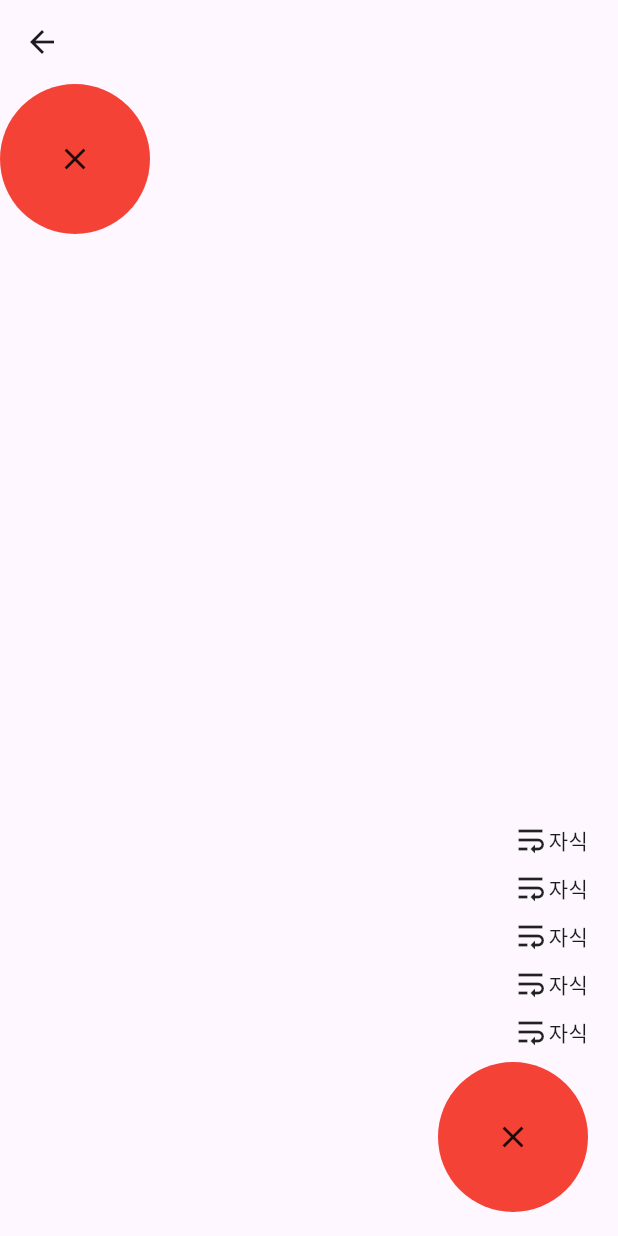
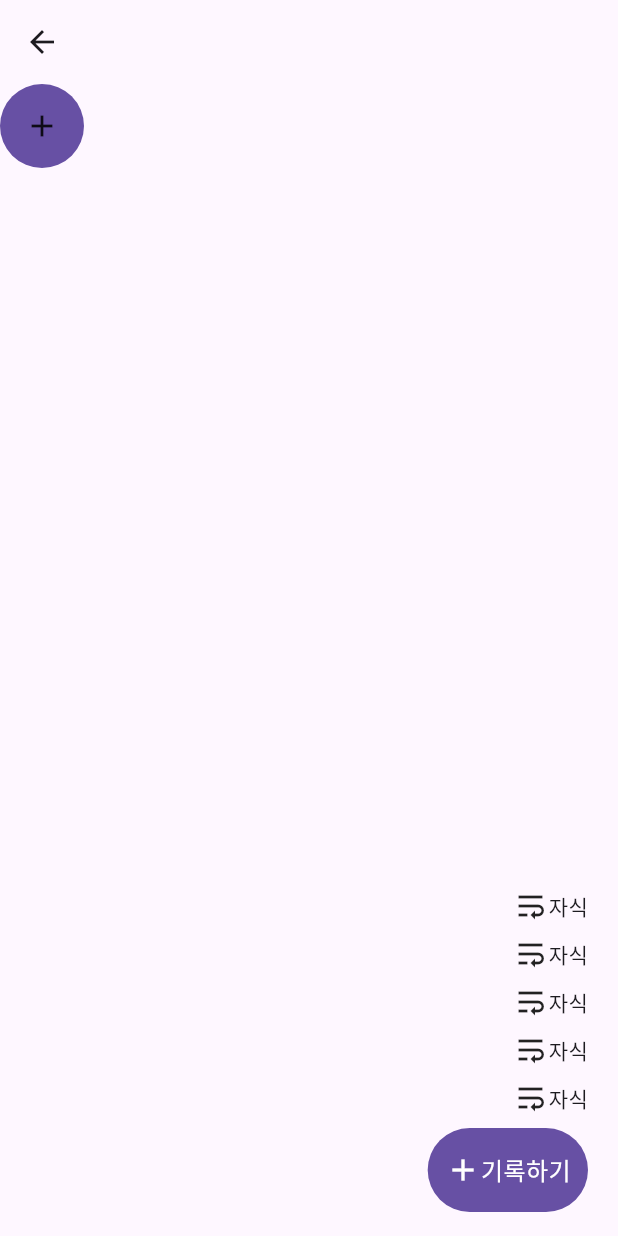
Before and after one commit to Leonamin/shrew_kit, a Flutter app: the ExpandableFabView screen opened by its route, after a tap on "기록하기", on a phone screen of 412 x 824 dp. Run offline on Flutter 3.47's test engine with Material 2 defaults, Android fonts, the phone set to English and light mode, and no system bars; our stand-ins replace calendar_view, flutter_svg, go_router, logger, table_calendar; missing offline and left inert: calendar_day_view, flutter_week_view.

Commit message:
# ADD - 애니메이션 버튼

```diff
--- a/lib/view/anime/component/animated_button.dart
+++ b/lib/view/anime/component/animated_button.dart
@@ -1,86 +1,228 @@
-import 'dart:math';
-
 import 'package:flutter/material.dart';
+import 'package:shrew_kit/util/widget_util.dart';
 
 class AnimatedToggleButton extends StatefulWidget {
   const AnimatedToggleButton({
     super.key,
     required this.on,
-    required this.child,
     this.duration = const Duration(milliseconds: 300),
+    this.curve = Curves.fastOutSlowIn,
+    this.iconSize = 24,
+    this.openIcon = Icons.add,
+    this.closeIcon = Icons.close,
+    this.openLabel,
+    this.closeLabel,
+    this.openLabelStyle,
+    this.closeLabelStyle,
+    this.openColor,
+    this.closeColor,
+    this.openIconColor,
+    this.closeIconColor,
+    this.openPadding = const EdgeInsets.all(0),
+    this.closePadding = const EdgeInsets.all(0),
+    this.openMargin = const EdgeInsets.all(0),
+    this.closeMargin = const EdgeInsets.all(0),
   });
-  final Widget child;
+
   final bool on;
   final Duration duration;
+  final Curve curve;
+
+  final double iconSize;
+
+  final IconData openIcon;
+  final IconData closeIcon;
+  final String? openLabel;
+  final String? closeLabel;
+  final TextStyle? openLabelStyle;
+  final TextStyle? closeLabelStyle;
+  final Color? openColor;
+  final Color? closeColor;
+  final Color? openIconColor;
+  final Color? closeIconColor;
+  final EdgeInsets openPadding;
+  final EdgeInsets closePadding;
+  final EdgeInsets openMargin;
+  final EdgeInsets closeMargin;
 
   @override
   State<AnimatedToggleButton> createState() => _AnimatedToggleButtonState();
 }
 
 class _AnimatedToggleButtonState extends State<AnimatedToggleButton> {
+  late final Color openColor =
+      widget.openColor ?? Theme.of(context).colorScheme.primary;
+  late final Color closeColor = widget.closeColor ?? Colors.white;
+
+  late final TextStyle openLabelStyle = widget.openLabelStyle ??
+      const TextStyle(
+        fontSize: 16,
+        fontWeight: FontWeight.w500,
+      );
+
+  late final TextStyle closeLabelStyle = widget.closeLabelStyle ??
+      const TextStyle(
+        fontSize: 16,
+        fontWeight: FontWeight.w500,
+      );
+
+  late Size openSize;
+  late Size closeSize;
+
+  Color get color => widget.on ? openColor : closeColor;
+  double get borderRadius => widget.on ? openSize.width : closeSize.width;
+  double get width => widget.on ? openSize.width : closeSize.width;
+  double get height => widget.on ? openSize.height : closeSize.height;
+
+  double get openOpacity => widget.on ? 1 : 0;
+  double get closeOpacity => widget.on ? 0 : 1;
+
+  @override
+  void initState() {
+    super.initState();
+  }
+
+  @override
+  void didChangeDependencies() {
+    super.didChangeDependencies();
+    double openTextWidth = 0;
+    double closeTextWidth = 0;
+    double openTextHeight = 0;
+    double closeTextHeight = 0;
+
+    if (widget.openLabel != null) {
+      openTextWidth = WidgetUtil.getTextWidth(
+        text: widget.openLabel!,
+        style: openLabelStyle,
+      );
+      openTextHeight = WidgetUtil.getTextHeight(
+        text: widget.openLabel!,
+        style: openLabelStyle,
+        screenWidth: MediaQuery.of(context).size.width,
+      );
+    }
+
+    var openWidth = openTextWidth +
+        widget.iconSize +
+        widget.openPadding.horizontal +
+        widget.openMargin.horizontal +
+        4;
+    var openHeight = openTextHeight +
+        widget.openPadding.vertical +
+        widget.openMargin.vertical;
+
+    if (openWidth < 56) {
+      openWidth = 56;
+    }
+    if (openHeight < 56) {
+      openHeight = 56;
+    }
+
+    openSize = Size(openWidth, openHeight);
+
+    if (widget.closeLabel != null) {
+      closeTextWidth = WidgetUtil.getTextWidth(
+        text: widget.closeLabel!,
+        style: closeLabelStyle,
+      );
+      closeTextHeight = WidgetUtil.getTextHeight(
+        text: widget.closeLabel!,
+        style: closeLabelStyle,
+        screenWidth: MediaQuery.of(context).size.width,
+      );
+    }
+
+    var closeWidth = closeTextWidth +
+        widget.iconSize +
+        widget.closePadding.horizontal +
+        widget.closeMargin.horizontal +
+        4;
+    var closeHeight = closeTextHeight +
+        widget.closePadding.vertical +
+        widget.closeMargin.vertical;
+    if (closeWidth < 56) {
+      closeWidth = 56;
+    }
+    if (closeHeight < 56) {
+      closeHeight = 56;
+    }
+
+    closeSize = Size(closeWidth, closeHeight);
+  }
+
   @override
   Widget build(BuildContext context) {
     return AnimatedContainer(
       decoration: BoxDecoration(
-        color: widget.on ? Colors.red : Colors.blue,
-        borderRadius:
-            widget.on ? BorderRadius.circular(100) : BorderRadius.circular(100),
+        color: color,
+        borderRadius: BorderRadius.circular(borderRadius),
       ),
-      width: widget.on ? 100.0 : 200.0,
-      height: widget.on ? 100.0 : 50.0,
+      constraints: const BoxConstraints(minHeight: 56, minWidth: 56),
+      width: width,
+      height: height,
+      padding: widget.on ? widget.openPadding : widget.closePadding,
+      margin: widget.on ? widget.openMargin : widget.closeMargin,
       alignment: widget.on ? Alignment.center : AlignmentDirectional.topCenter,
       duration: widget.duration,
-      curve: Curves.fastOutSlowIn,
+      curve: widget.curve,
       child: Center(
         child: Stack(
           children: [
             Positioned.fill(
-              child: AnimatedRotation(
-                turns: pi * (widget.on ? 0 : 45),
+              child: AnimatedOpacity(
+                opacity: openOpacity,
                 duration: widget.duration,
-                child: AnimatedOpacity(
-                  opacity: widget.on ? 1 : 0,
-                  duration: widget.duration,
-                  child: Icon(Icons.close),
+                child: Row(
+                  mainAxisSize: MainAxisSize.min,
+                  mainAxisAlignment: MainAxisAlignment.center,
+                  crossAxisAlignment: CrossAxisAlignment.center,
+                  children: [
+                    Icon(
+                      widget.openIcon,
+                      size: widget.iconSize,
+                      color: widget.openIconColor,
+                    ),
+                    if (widget.openLabel != null)
+                      Text(
+                        widget.openLabel!,
+                        style: openLabelStyle,
+                      ),
+                  ],
                 ),
               ),
             ),
             Positioned.fill(
+              child: AnimatedOpacity(
+                opacity: closeOpacity,
+                duration: widget.duration,
                 child: Row(
+                  mainAxisSize: MainAxisSize.min,
                   mainAxisAlignment: MainAxisAlignment.center,
+                  crossAxisAlignment: CrossAxisAlignment.center,
                   children: [
-                  AnimatedOpacity(
-                    opacity: widget.on ? 0 : 1,
-                    duration: widget.duration,
-                    child: Icon(Icons.add),
+                    Icon(
+                      widget.closeIcon,
+                      size: widget.iconSize,
+                      color: widget.closeIconColor,
                     ),
-                  AnimatedOpacity(
-                    opacity: widget.on ? 0 : 1,
-                    duration: widget.duration,
-                    child: Text('기록하기'),
+                    if (widget.closeLabel != null)
+                      ClipRect(
+                        child: Text(
+                          widget.closeLabel!,
+                          style: closeLabelStyle,
+                        ),
                       ),
                   ],
                 ),
+              ),
             )
-
-            // if (widget.on)
-            //   AnimatedRotation(
-            //     turns: pi * (widget.on ? 0 : 180),
-            //     duration: const Duration(seconds: 1),
-            //     child: Icon(Icons.close),
-            //   ),
-            // if (!widget.on) ...[
-            //   Icon(Icons.add),
-            //   Text('기록하기'),
-            // ]
           ],
         ),
       ),
     );
-    // return AnimatedContainer(
-    //   duration: Duration(milliseconds: 500),
-    //   color: widget.on ? Colors.white : Colors.black,
-    //   child: widget.child,
-    // );
   }
 }
+
+extension EdgeInsetsExt on EdgeInsets {
+  // double get width => this.horizontal
+}
--- a/lib/view/anime/expandable_fab_view.dart
+++ b/lib/view/anime/expandable_fab_view.dart
@@ -1,6 +1,5 @@
 // ignore_for_file: prefer_const_constructors
 
-import 'package:animated_size_and_fade/animated_size_and_fade.dart';
 import 'package:flutter/material.dart';
 import 'package:shrew_kit/view/anime/component/animated_button.dart';
 import 'package:shrew_kit/view/anime/component/speed_dial_fab.dart';
@@ -34,17 +33,14 @@ class ExpandableFabViewState extends State<ExpandableFabView>
       body: Column(
         children: [
           Builder(builder: (context) {
-            print('나 빌드 되고 있어!');
             return AnimatedToggleButton(
               on: isOpen,
-              child: isOpen ? _buildCloseFab() : _buildOpenFab(),
             );
           })
         ],
       ),
       floatingActionButton: SpeedDialFAB(
         controller: _animationController,
-        // primaryChild: _buildFAB(),
         primaryChild: GestureDetector(
           onTap: () {
             setState(() {
@@ -54,7 +50,16 @@ class ExpandableFabViewState extends State<ExpandableFabView>
           child: AnimatedToggleButton(
             key: ValueKey('primary'),
             on: isOpen,
-            child: isOpen ? _buildCloseFab() : _buildOpenFab(),
+            openColor: Theme.of(context).colorScheme.primary,
+            openIconColor: Theme.of(context).colorScheme.onPrimary,
+            closeColor: Color(0xFFF5F5F5),
+            openLabel: '기록하기',
+            openPadding: EdgeInsets.symmetric(horizontal: 10),
+            openLabelStyle: TextStyle(
+              fontSize: 16,
+              fontWeight: FontWeight.w500,
+              color: Theme.of(context).colorScheme.onPrimary,
+            ),
           ),
         ),
         open: isOpen,
@@ -65,53 +70,6 @@ class ExpandableFabViewState extends State<ExpandableFabView>
           _buildChildFAB(),
           _buildChildFAB(),
         ],
-      ),
-    );
-  }
-
-  _buildFAB() {
-    return AnimatedSizeAndFade(
-        child: isOpen ? _buildCloseFab() : _buildOpenFab());
-  }
-
-  _buildOpenFab() {
-    return Container(
-      decoration: BoxDecoration(color: Theme.of(context).primaryColor),
-      child: InkWell(
-        onTap: () {
-          setState(() {
-            isOpen = !isOpen;
-          });
-        },
-        child: Row(
-          mainAxisSize: MainAxisSize.min,
-          children: [Icon(Icons.add), Text('기록하기')],
-        ),
-      ),
-    );
-  }
-
-  _buildCloseFab() {
-    return Container(
-      child: ClipRRect(
-        borderRadius: BorderRadius.circular(100),
-        child: Container(
-          decoration: BoxDecoration(
-            shape: BoxShape.circle,
-            color: Colors.white,
-          ),
-          child: InkWell(
-            onTap: () {
-              setState(() {
-                isOpen = !isOpen;
-              });
-            },
-            child: Row(
-              mainAxisSize: MainAxisSize.min,
-              children: [Icon(Icons.close)],
-            ),
-          ),
-        ),
       ),
     );
   }
```
Lines whose indentation alone changed are shown as unchanged.
